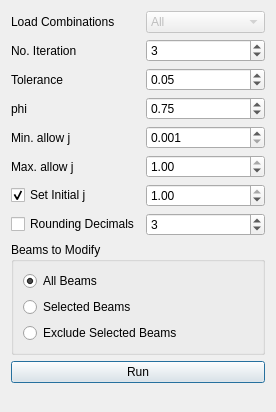
The window that widgets/beam_j.ui (ebrahimraeyat/civilTools) describes before a commit, drawn with Qt 5.
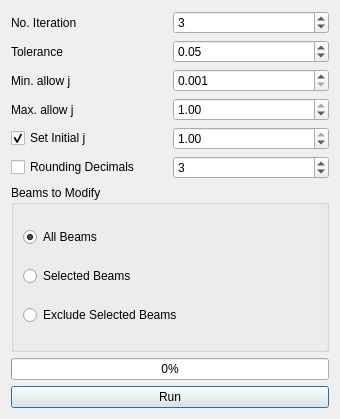
The same window after the commit. Icons and pictures are not drawn.

Commit message: Add progressbar for beams J

```diff
--- a/widgets/beam_j.ui
+++ b/widgets/beam_j.ui
@@ -6,8 +6,8 @@
    <rect>
     <x>0</x>
     <y>0</y>
-    <width>276</width>
-    <height>412</height>
+    <width>340</width>
+    <height>419</height>
    </rect>
   </property>
   <property name="windowTitle">
@@ -16,26 +16,33 @@
   <layout class="QVBoxLayout" name="verticalLayout">
    <item>
     <layout class="QGridLayout" name="gridLayout">
-     <item row="0" column="1">
-      <widget class="QComboBox" name="load_combination_box">
-       <property name="enabled">
-        <bool>false</bool>
+     <item row="2" column="1">
+      <widget class="QDoubleSpinBox" name="minj_spinbox">
+       <property name="decimals">
+        <number>3</number>
        </property>
-       <item>
-        <property name="text">
-         <string>All</string>
-        </property>
-       </item>
+       <property name="minimum">
+        <double>0.001000000000000</double>
+       </property>
+       <property name="maximum">
+        <double>1.000000000000000</double>
+       </property>
+       <property name="singleStep">
+        <double>0.010000000000000</double>
+       </property>
+       <property name="value">
+        <double>0.001000000000000</double>
+       </property>
       </widget>
      </item>
-     <item row="2" column="0">
-      <widget class="QLabel" name="label_4">
+     <item row="0" column="0">
+      <widget class="QLabel" name="label_3">
        <property name="text">
-        <string>Tolerance</string>
+        <string>No. Iteration</string>
        </property>
       </widget>
      </item>
-     <item row="5" column="0">
+     <item row="3" column="0">
       <widget class="QLabel" name="label_6">
        <property name="text">
         <string>Max. allow j</string>
@@ -43,45 +50,6 @@
       </widget>
      </item>
      <item row="3" column="1">
-      <widget class="QDoubleSpinBox" name="phi_spinbox">
-       <property name="maximum">
-        <double>1.000000000000000</double>
-       </property>
-       <property name="singleStep">
-        <double>0.050000000000000</double>
-       </property>
-       <property name="value">
-        <double>0.750000000000000</double>
-       </property>
-      </widget>
-     </item>
-     <item row="1" column="0">
-      <widget class="QLabel" name="label_3">
-       <property name="text">
-        <string>No. Iteration</string>
-       </property>
-      </widget>
-     </item>
-     <item row="4" column="1">
-      <widget class="QDoubleSpinBox" name="minj_spinbox">
-       <property name="decimals">
-        <number>3</number>
-       </property>
-       <property name="minimum">
-        <double>0.001000000000000</double>
-       </property>
-       <property name="maximum">
-        <double>1.000000000000000</double>
-       </property>
-       <property name="singleStep">
-        <double>0.010000000000000</double>
-       </property>
-       <property name="value">
-        <double>0.001000000000000</double>
-       </property>
-      </widget>
-     </item>
-     <item row="5" column="1">
       <widget class="QDoubleSpinBox" name="maxj_spinbox">
        <property name="minimum">
         <double>0.010000000000000</double>
@@ -97,14 +65,37 @@
        </property>
       </widget>
      </item>
-     <item row="4" column="0">
+     <item row="2" column="0">
       <widget class="QLabel" name="label_5">
        <property name="text">
         <string>Min. allow j</string>
        </property>
       </widget>
      </item>
-     <item row="2" column="1">
+     <item row="1" column="0">
+      <widget class="QLabel" name="label_4">
+       <property name="text">
+        <string>Tolerance</string>
+       </property>
+      </widget>
+     </item>
+     <item row="4" column="1">
+      <widget class="QDoubleSpinBox" name="initial_spinbox">
+       <property name="minimum">
+        <double>0.010000000000000</double>
+       </property>
+       <property name="maximum">
+        <double>1.000000000000000</double>
+       </property>
+       <property name="singleStep">
+        <double>0.010000000000000</double>
+       </property>
+       <property name="value">
+        <double>1.000000000000000</double>
+       </property>
+      </widget>
+     </item>
+     <item row="1" column="1">
       <widget class="QDoubleSpinBox" name="tolerance_spinbox">
        <property name="minimum">
         <double>0.010000000000000</double>
@@ -120,14 +111,7 @@
        </property>
       </widget>
      </item>
-     <item row="0" column="0">
-      <widget class="QLabel" name="label">
-       <property name="text">
-        <string>Load Combinations</string>
-       </property>
-      </widget>
-     </item>
-     <item row="1" column="1">
+     <item row="0" column="1">
       <widget class="QSpinBox" name="iteration_spinbox">
        <property name="minimum">
         <number>1</number>
@@ -137,43 +121,17 @@
        </property>
       </widget>
      </item>
-     <item row="6" column="1">
-      <widget class="QDoubleSpinBox" name="initial_spinbox">
-       <property name="minimum">
-        <double>0.010000000000000</double>
-       </property>
-       <property name="maximum">
-        <double>1.000000000000000</double>
-       </property>
-       <property name="singleStep">
-        <double>0.010000000000000</double>
-       </property>
-       <property name="value">
-        <double>1.000000000000000</double>
-       </property>
-      </widget>
-     </item>
-     <item row="3" column="0">
-      <widget class="QLabel" name="label_2">
-       <property name="text">
-        <string>phi</string>
-       </property>
-      </widget>
-     </item>
-     <item row="8" column="1">
-      <widget class="QSpinBox" name="round_decimals">
-       <property name="minimum">
-        <number>1</number>
-       </property>
-       <property name="maximum">
-        <number>10</number>
-       </property>
-       <property name="value">
-        <number>3</number>
-       </property>
-      </widget>
-     </item>
      <item row="6" column="0">
+      <widget class="QCheckBox" name="rounding">
+       <property name="text">
+        <string>Rounding Decimals</string>
+       </property>
+       <property name="checked">
+        <bool>false</bool>
+       </property>
+      </widget>
+     </item>
+     <item row="4" column="0">
       <widget class="QCheckBox" name="initial_checkbox">
        <property name="text">
         <string>Set Initial j</string>
@@ -183,13 +141,16 @@
        </property>
       </widget>
      </item>
-     <item row="8" column="0">
-      <widget class="QCheckBox" name="rounding">
-       <property name="text">
-        <string>Rounding Decimals</string>
+     <item row="6" column="1">
+      <widget class="QSpinBox" name="round_decimals">
+       <property name="minimum">
+        <number>1</number>
        </property>
-       <property name="checked">
-        <bool>false</bool>
+       <property name="maximum">
+        <number>10</number>
+       </property>
+       <property name="value">
+        <number>3</number>
        </property>
       </widget>
      </item>
@@ -228,6 +189,19 @@
      </layout>
     </widget>
    </item>
+   <item>
+    <widget class="QProgressBar" name="progressbar">
+     <property name="value">
+      <number>0</number>
+     </property>
+     <property name="textVisible">
+      <bool>true</bool>
+     </property>
+     <property name="invertedAppearance">
+      <bool>false</bool>
+     </property>
+    </widget>
+   </item>
    <item>
     <widget class="QPushButton" name="run">
      <property name="text">
@@ -245,19 +219,6 @@
      </property>
     </widget>
    </item>
-   <item>
-    <spacer name="verticalSpacer">
-     <property name="orientation">
-      <enum>Qt::Vertical</enum>
-     </property>
-     <property name="sizeHint" stdset="0">
-      <size>
-       <width>20</width>
-       <height>40</height>
-      </size>
-     </property>
-    </spacer>
-   </item>
   </layout>
  </widget>
  <tabstops>
```
Left out of the diff: 2 changed lines with no effect on the pictures. The commit also changes 1 other file.
